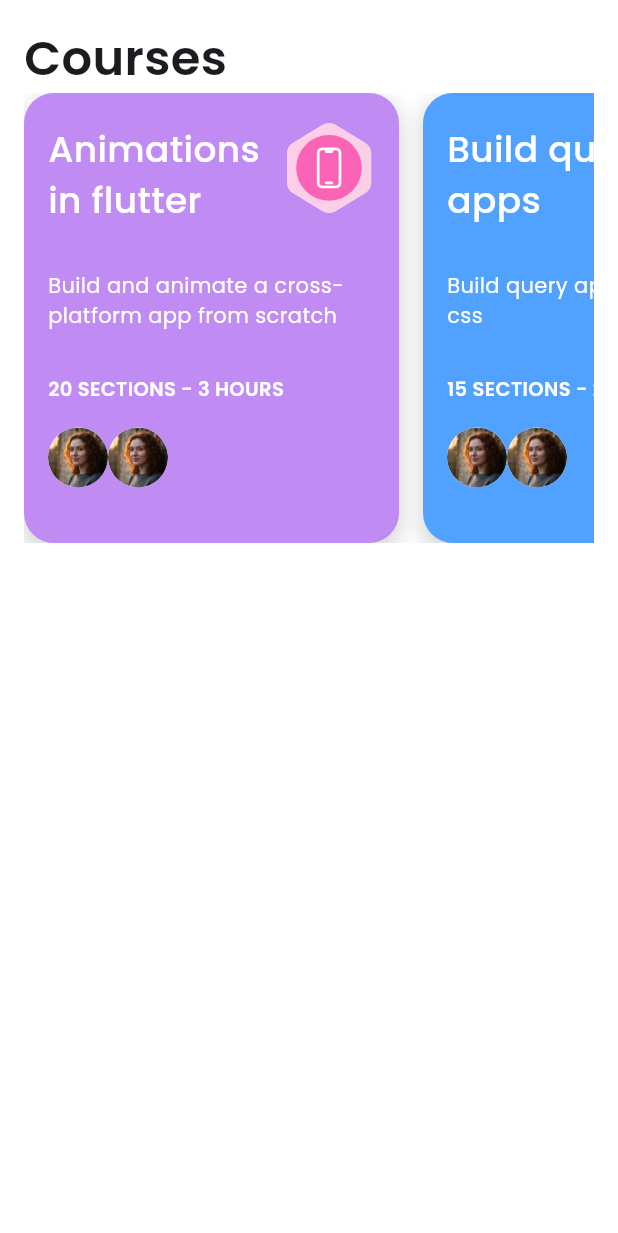
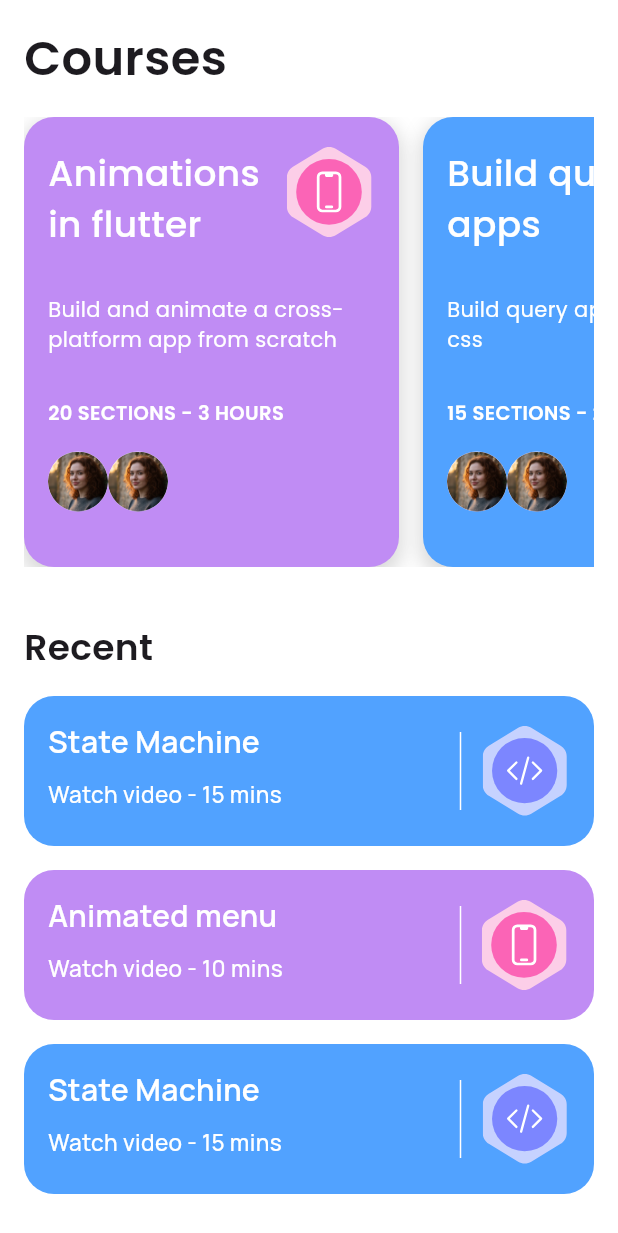
Before and after one commit to 1ynies/plum_appui, a Flutter app: the screen it shows after launch, on a phone screen of 412 x 824 dp. Shown: the top 1233 px of the screen. Run offline on Flutter 3.47's test engine with Material 3 defaults, Android fonts, the phone set to English and light mode, and no system bars; our stand-ins replace flutter_svg, google_fonts.

Commit message:
course page finished

```diff
--- a/lib/course_page.dart
+++ b/lib/course_page.dart
@@ -2,6 +2,7 @@ import 'package:flutter/material.dart';
 import 'package:google_fonts/google_fonts.dart';
 import 'package:plum/Course.dart';
 import 'package:plum/widgets/course_card.dart';
+import 'package:plum/widgets/recent_card.dart';
 
 class CoursesPage extends StatelessWidget {
   final List<Course> courses = [
@@ -20,6 +21,36 @@ class CoursesPage extends StatelessWidget {
       backgroundColor: Color(0xFF51A2FF),
     ),
   ];
+  final List<Course> recentcourses = [
+    Course(
+      title: 'State Machine',
+      description: 'Build query apps with tailwind css ',
+      details: 'Watch video - 15 mins',
+      iconPath: 'lib/assets/svg/web_image.svg',
+      backgroundColor: Color(0xFF51A2FF),
+    ),
+    Course(
+      title: 'Animated menu',
+      description: 'Build and animate a cross-\nplatform app from scratch',
+      details: 'Watch video - 10 mins',
+      iconPath: 'lib/assets/svg/phone_image.svg',
+      backgroundColor: Color(0xFFC08CF4),
+    ),
+    Course(
+      title: 'State Machine',
+      description: 'Build query apps with tailwind css ',
+      details: 'Watch video - 15 mins',
+      iconPath: 'lib/assets/svg/web_image.svg',
+      backgroundColor: Color(0xFF51A2FF),
+    ),
+    Course(
+      title: 'Animated menu',
+      description: 'Build and animate a cross-\nplatform app from scratch',
+      details: 'Watch video - 10 mins',
+      iconPath: 'lib/assets/svg/phone_image.svg',
+      backgroundColor: Color(0xFFC08CF4),
+    ),
+  ];
   @override
   Widget build(BuildContext context) {
     return SafeArea(
@@ -34,15 +65,30 @@ class CoursesPage extends StatelessWidget {
               Text(
                 'Courses',
                 style: GoogleFonts.poppins(
-                  textStyle: TextStyle(
+                  textStyle: const TextStyle(
                     fontSize: 32,
                     fontWeight: FontWeight.w600,
                   ),
                 ),
-                textAlign: .left,
+
               ),
+              const SizedBox(height: 16,),
 
               _courseList(),
+              const SizedBox(height: 36,),
+              Text(
+                'Recent',
+                style: GoogleFonts.poppins(
+                  textStyle: const TextStyle(
+                    fontSize: 24,
+                    fontWeight: FontWeight.w600,
+                  ),
+                ),
+
+              ),
+              const SizedBox(height: 16,),
+
+              Expanded(child: _recentCourses())
             ],
           ),
         ),
@@ -73,4 +119,29 @@ class CoursesPage extends StatelessWidget {
       ),
     );
   }
+
+  SizedBox _recentCourses() {
+    return SizedBox(
+      height: 1000,
+      child: ListView.builder(
+        scrollDirection: Axis.vertical,
+        itemCount: recentcourses.length,
+        itemBuilder: (BuildContext context, int index) {
+          final currentCourse = recentcourses[index];
+
+          return Padding(
+            padding: const EdgeInsets.only(bottom: 16),
+            child: RecentCard(
+
+                title: currentCourse.title,
+                iconPath: currentCourse.iconPath,
+                details: currentCourse.details,
+                backgroundColor: currentCourse.backgroundColor,
+
+            ),
+          );
+        },
+      ),
+    );
+  }
 }
--- a/lib/widgets/recent_card.dart
+++ b/lib/widgets/recent_card.dart
@@ -0,0 +1,75 @@
+import 'package:flutter/material.dart';
+import 'package:flutter_svg/flutter_svg.dart';
+import 'package:google_fonts/google_fonts.dart';
+
+class RecentCard extends StatelessWidget {
+  final String title;
+
+  final String details;
+  final String iconPath;
+  final Color backgroundColor;
+
+  const RecentCard({
+    super.key,
+    required this.title,
+    required this.details,
+    required this.iconPath,
+    required this.backgroundColor,
+  });
+  @override
+  Widget build(BuildContext context) {
+    return Container(
+      height: 100,
+      padding: EdgeInsets.all(16),
+      decoration:   BoxDecoration(
+        color: backgroundColor,
+        borderRadius: BorderRadius.circular(20),
+      ),
+      child: Row(
+        mainAxisAlignment: .spaceBetween,
+        children: [
+          Column(
+            crossAxisAlignment: .start,
+
+            children: [
+              Text(
+                title,
+                style: GoogleFonts.manrope(
+                  textStyle: const TextStyle(
+                    fontSize: 20,
+                    fontWeight: FontWeight.w600,
+                    color: Colors.white,
+                  ),
+                ),
+              ),
+              const SizedBox(height: 10),
+              Text(
+                details,
+                style: GoogleFonts.manrope(
+                  textStyle: const TextStyle(
+                    color: Colors.white,
+                    fontSize: 15,
+                    fontWeight: FontWeight.w500,
+                  ),
+                ),
+              ),
+            ],
+          ),
+          Row(
+            children: [
+              const VerticalDivider(
+                color: Colors.white, // Color of the line
+                width: 10, // Horizontal space the divider occupies
+                thickness: 1,
+                indent: 8,
+                endIndent: 8, // Actual thickness of the line drawn
+              ),
+              const SizedBox(width: 8),
+              SvgPicture.asset(iconPath, width: 60, height: 60),
+            ],
+          ),
+        ],
+      ),
+    );
+  }
+}
```
